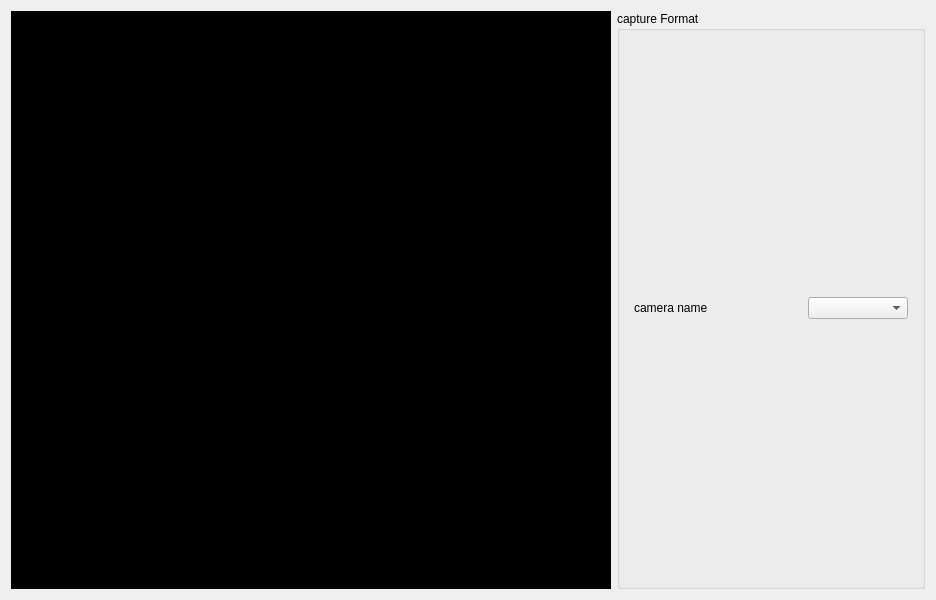
Qt form widget.ui (sdbzzhaotq/v4l2_camera_demo) before a commit.
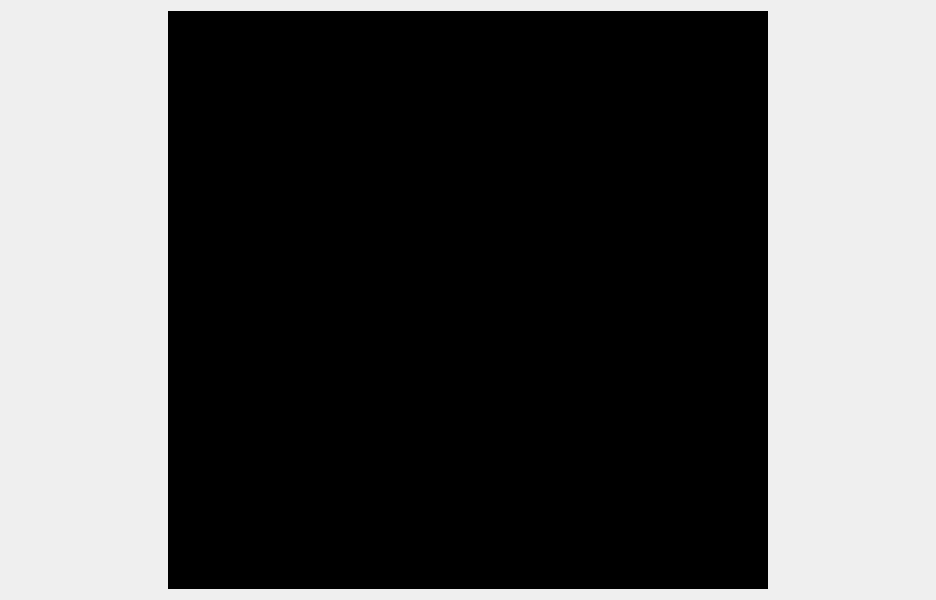
The same form after that commit.

Commit message: delete camera name

Patch:
```diff
--- a/widget.ui
+++ b/widget.ui
@@ -43,56 +43,7 @@
     </widget>
    </item>
    <item>
-    <layout class="QVBoxLayout" name="verticalLayout_5">
-     <item>
-      <widget class="QGroupBox" name="gb_capture_format">
-       <property name="title">
-        <string>capture Format</string>
-       </property>
-       <layout class="QVBoxLayout" name="verticalLayout_4">
-        <item>
-         <layout class="QHBoxLayout" name="horizontalLayout_3">
-          <property name="leftMargin">
-           <number>5</number>
-          </property>
-          <property name="topMargin">
-           <number>10</number>
-          </property>
-          <property name="rightMargin">
-           <number>5</number>
-          </property>
-          <property name="bottomMargin">
-           <number>10</number>
-          </property>
-          <item>
-           <widget class="QLabel" name="label_2">
-            <property name="text">
-             <string>camera name</string>
-            </property>
-           </widget>
-          </item>
-          <item>
-           <widget class="QComboBox" name="cb_camera_name">
-            <property name="minimumSize">
-             <size>
-              <width>100</width>
-              <height>0</height>
-             </size>
-            </property>
-            <property name="maximumSize">
-             <size>
-              <width>100</width>
-              <height>16777215</height>
-             </size>
-            </property>
-           </widget>
-          </item>
-         </layout>
-        </item>
-       </layout>
-      </widget>
-     </item>
-    </layout>
+    <layout class="QVBoxLayout" name="verticalLayout_5"/>
    </item>
   </layout>
  </widget>
```
The commit also changes 1 other file.
